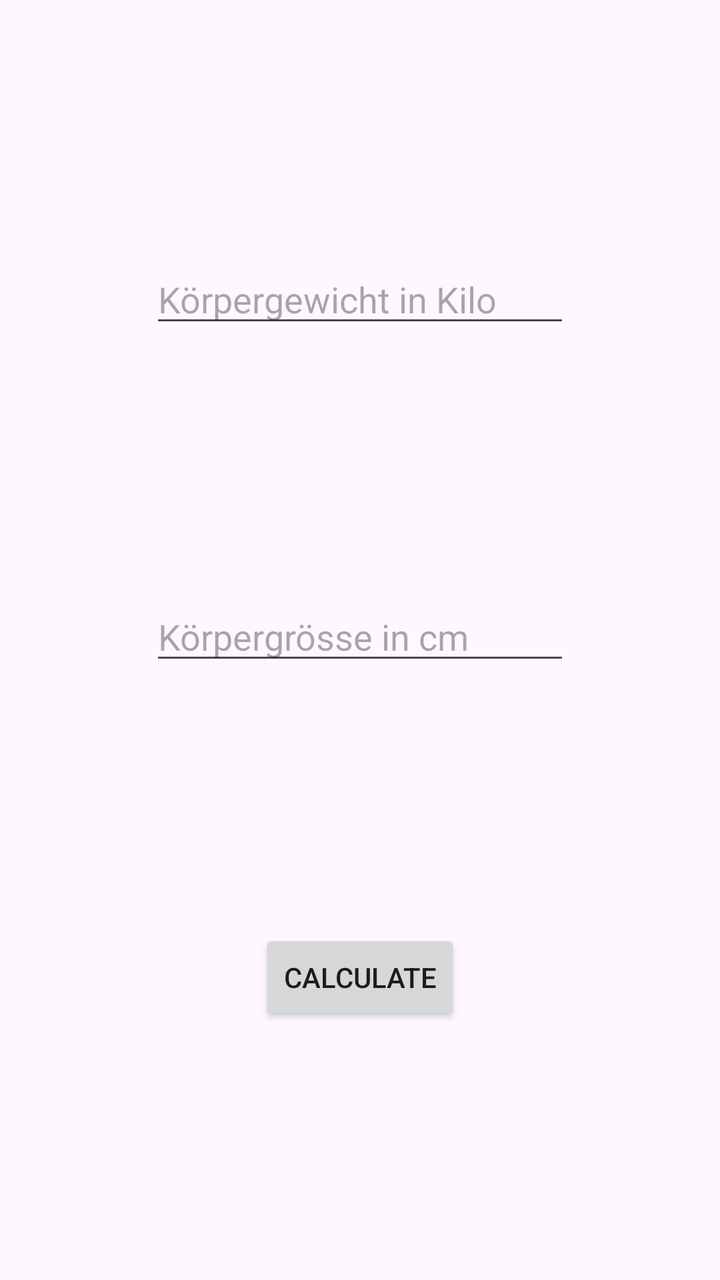
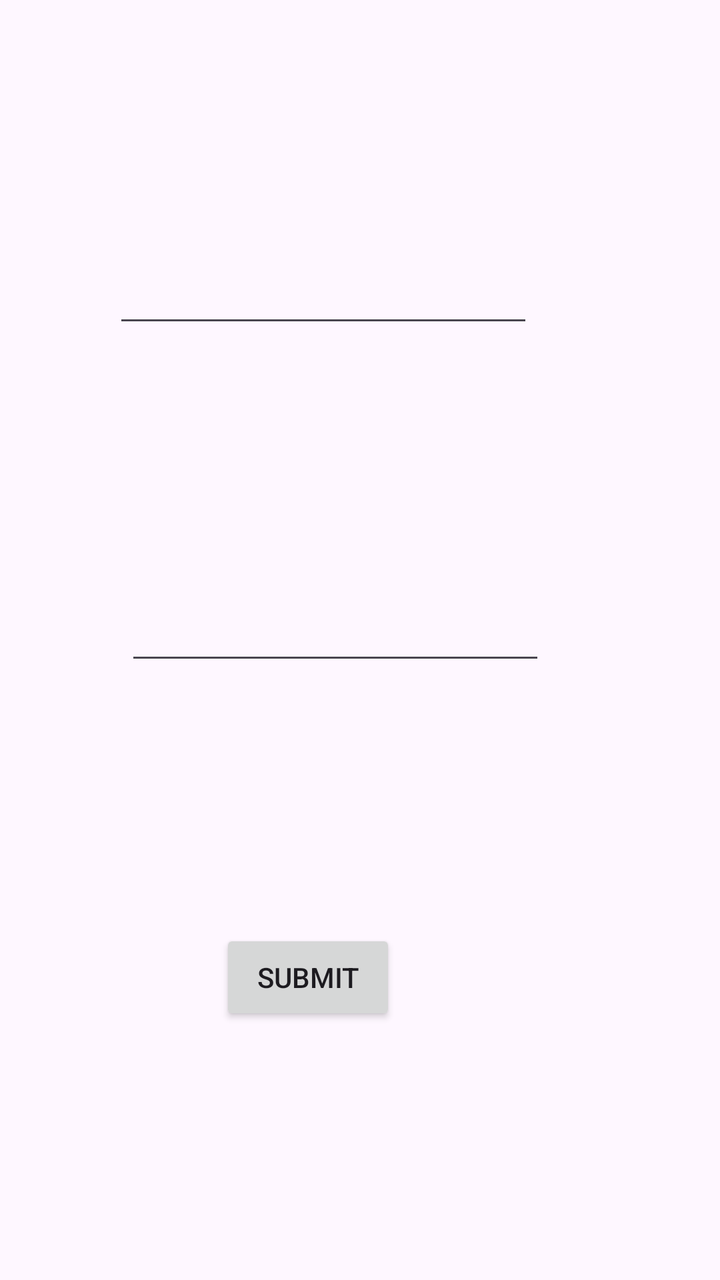

Before-and-after screenshots of an Android layout around one commit, followed by the original layout XML and the change that was made.
<!-- AndroidManifest.xml: application theme Theme.FitApp -->
<!-- res/layout/activity_entry.xml -->
<?xml version="1.0" encoding="utf-8"?>
<androidx.constraintlayout.widget.ConstraintLayout xmlns:android="http://schemas.android.com/apk/res/android"
    xmlns:app="http://schemas.android.com/apk/res-auto"
    xmlns:tools="http://schemas.android.com/tools"
    android:id="@+id/main"
    android:layout_width="match_parent"
    android:layout_height="match_parent"
    tools:context=".calculator.EntryActivity">

    <EditText
        android:id="@+id/editTextNumberKilo"
        android:layout_width="wrap_content"
        android:layout_height="wrap_content"
        android:ems="10"
        android:hint="Körpergewicht in Kilo"
        android:inputType="numberDecimal"
        app:layout_constraintBottom_toTopOf="@+id/editTextNumberGroesse"
        app:layout_constraintEnd_toEndOf="parent"
        app:layout_constraintStart_toStartOf="parent"
        app:layout_constraintTop_toTopOf="parent" />

    <EditText
        android:id="@+id/editTextNumberGroesse"
        android:layout_width="wrap_content"
        android:layout_height="wrap_content"
        android:ems="10"
        android:hint="Körpergrösse in cm"
        android:inputType="number"
        app:layout_constraintBottom_toTopOf="@+id/buttonSubmit"
        app:layout_constraintEnd_toEndOf="parent"
        app:layout_constraintStart_toStartOf="parent"
        app:layout_constraintTop_toBottomOf="@+id/editTextNumberKilo" />

    <Button
        android:id="@+id/buttonSubmit"
        android:layout_width="wrap_content"
        android:layout_height="wrap_content"
        android:text="Calculate"
        app:layout_constraintBottom_toBottomOf="parent"
        app:layout_constraintEnd_toEndOf="parent"
        app:layout_constraintStart_toStartOf="parent"
        app:layout_constraintTop_toBottomOf="@+id/editTextNumberGroesse"/>
</androidx.constraintlayout.widget.ConstraintLayout>
<!-- resources referenced by this layout -->
<resources>
  <style name="Theme.FitApp" parent="Base.Theme.FitApp" />
  <style name="Base.Theme.FitApp" parent="Theme.Material3.DayNight.NoActionBar">
          
          
      </style>
</resources>

<!-- the commit's change to res/layout/activity_entry.xml (unified diff, before → after) -->
@@ -8,36 +8,40 @@
     tools:context=".calculator.EntryActivity">
 
     <EditText
-        android:id="@+id/editTextNumberKilo"
+        android:id="@+id/editTextKilo"
         android:layout_width="wrap_content"
         android:layout_height="wrap_content"
         android:ems="10"
-        android:hint="Körpergewicht in Kilo"
         android:inputType="numberDecimal"
-        app:layout_constraintBottom_toTopOf="@+id/editTextNumberGroesse"
+
+        app:layout_constraintBottom_toTopOf="@id/editTextGroesse"
         app:layout_constraintEnd_toEndOf="parent"
+        app:layout_constraintHorizontal_bias="0.378"
         app:layout_constraintStart_toStartOf="parent"
         app:layout_constraintTop_toTopOf="parent" />
 
     <EditText
-        android:id="@+id/editTextNumberGroesse"
+        android:id="@+id/editTextGroesse"
         android:layout_width="wrap_content"
         android:layout_height="wrap_content"
         android:ems="10"
-        android:hint="Körpergrösse in cm"
         android:inputType="number"
-        app:layout_constraintBottom_toTopOf="@+id/buttonSubmit"
+
+        app:layout_constraintBottom_toTopOf="@id/buttonSubmit"
         app:layout_constraintEnd_toEndOf="parent"
+        app:layout_constraintHorizontal_bias="0.417"
         app:layout_constraintStart_toStartOf="parent"
-        app:layout_constraintTop_toBottomOf="@+id/editTextNumberKilo" />
+        app:layout_constraintTop_toBottomOf="@id/editTextKilo" />
 
     <Button
         android:id="@+id/buttonSubmit"
         android:layout_width="wrap_content"
         android:layout_height="wrap_content"
-        android:text="Calculate"
+        android:text="Submit"
+
         app:layout_constraintBottom_toBottomOf="parent"
         app:layout_constraintEnd_toEndOf="parent"
+        app:layout_constraintHorizontal_bias="0.405"
         app:layout_constraintStart_toStartOf="parent"
-        app:layout_constraintTop_toBottomOf="@+id/editTextNumberGroesse"/>
+        app:layout_constraintTop_toBottomOf="@id/editTextGroesse" />
 </androidx.constraintlayout.widget.ConstraintLayout>
